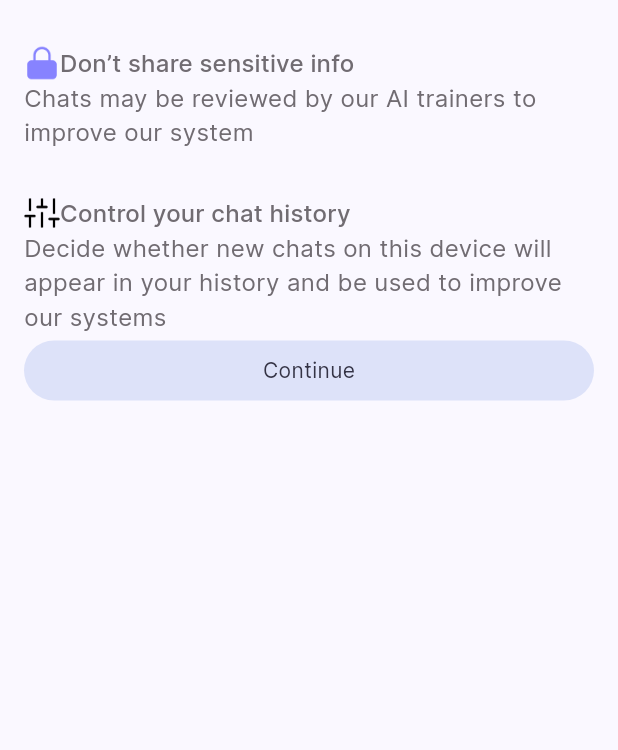
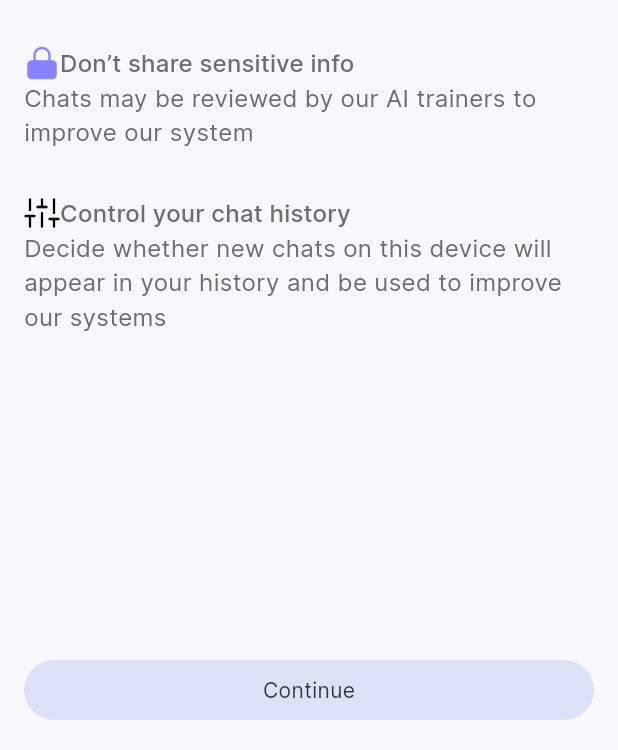
Before and after one commit to filipeobelo/ChatGpt.Flutter, a Flutter app: the screen it shows after launch, on a phone screen of 412 x 824 dp, the part 486-1236 px from its top. Run offline on Flutter 3.47's test engine with Material 2 defaults, Android fonts, the phone set to English and light mode, and no system bars; our stand-ins replace bloc, dio, flutter_bloc, go_router.

Commit message:
Add scroll to Welcome Page

```diff
--- a/lib/features/welcome/presentation/welcome_page.dart
+++ b/lib/features/welcome/presentation/welcome_page.dart
@@ -12,9 +12,15 @@ class MyHomePage extends StatelessWidget {
     return Scaffold(
       body: Padding(
         padding: const EdgeInsets.all(16.0),
+        child: LayoutBuilder(builder:
+            (BuildContext context, BoxConstraints viewportConstraints) {
+          return SingleChildScrollView(
+            child: ConstrainedBox(
+              constraints: BoxConstraints(
+                minHeight: viewportConstraints.maxHeight,
+              ),
+              child: IntrinsicHeight(
                 child: Column(
-          children: [
-            Column(
                   children: [
                     Text(
                       pageTitle,
@@ -51,19 +57,25 @@ class MyHomePage extends StatelessWidget {
                           icon: ImageIcon(AssetImage('icons/sliders.png'),
                               color: Color(0xff000000))),
                     ),
-              ],
-            ),
-            FilledButton.tonal(
+                    Expanded(child: Container()),
+                    Container(
+                      margin: const EdgeInsets.only(top: 30),
+                      child: FilledButton.tonal(
                           style: FilledButton.styleFrom(
                               minimumSize: const Size.fromHeight(40)),
                           onPressed: () => context.pushNamed(routerChat),
                           child: Text(
                             buttonText,
-                  style: textTheme.bodyMedium
-                      ?.copyWith(fontSize: 14, color: const Color(0xff343345)),
+                            style: textTheme.bodyMedium?.copyWith(
+                                fontSize: 14, color: const Color(0xff343345)),
                           )),
+                    ),
                   ],
                 ),
+              ),
+            ),
+          );
+        }),
       ),
     );
   }
```
Lines whose indentation alone changed are shown as unchanged.
